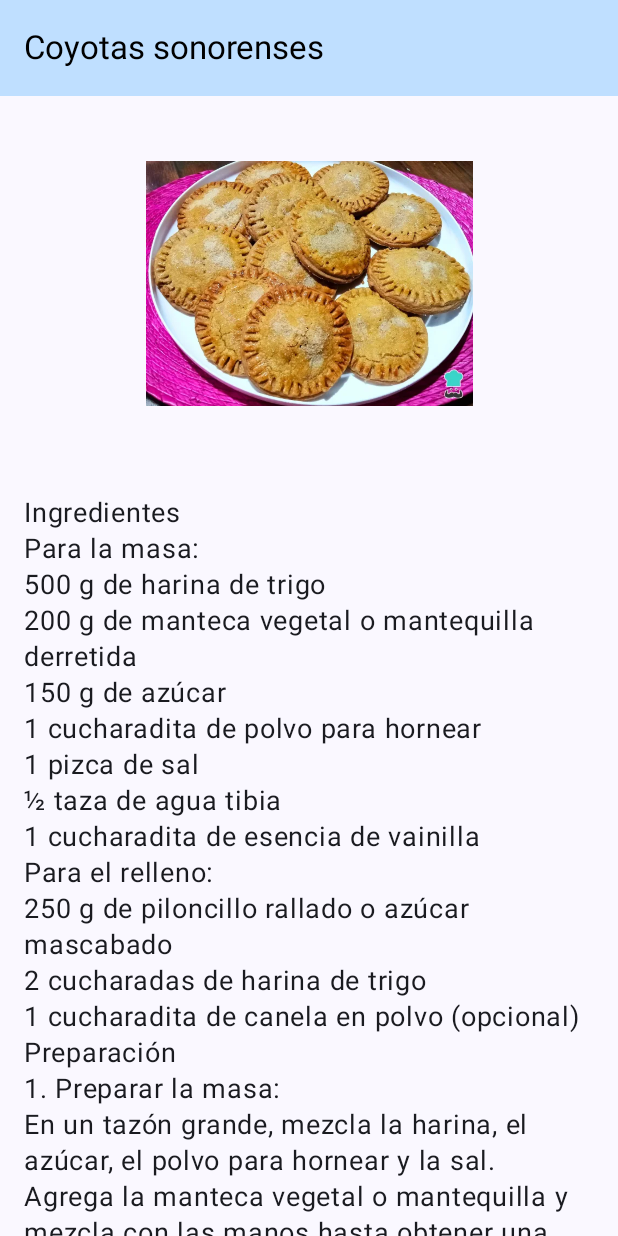
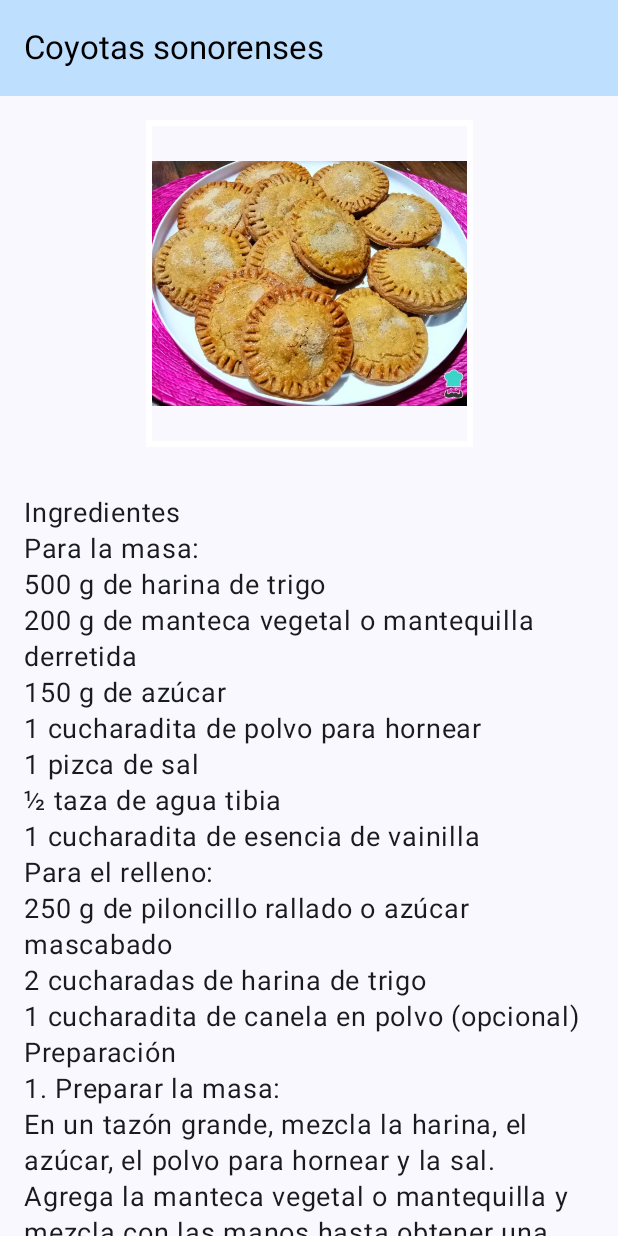
Before and after one commit to bryxanimol/Recetas, an Android app built with Jetpack Compose: the RecipeDetailView4 screen opened through its navigation route, on a phone screen of 412 x 824 dp. Run offline under Robolectric (Android 15) with nearby library versions, the phone set to English and light mode, and no system bars.

Commit message:
practica de recetas cambios 06 de marzo de 2025

```diff
--- a/app/src/main/java/com/example/recetas/MainActivity.kt
+++ b/app/src/main/java/com/example/recetas/MainActivity.kt
@@ -4,15 +4,11 @@ import android.os.Bundle
 import androidx.activity.ComponentActivity
 import androidx.activity.compose.setContent
 import androidx.activity.enableEdgeToEdge
-import androidx.compose.foundation.Image
-import androidx.compose.foundation.layout.*
+import androidx.compose.foundation.layout.fillMaxSize
 import androidx.compose.ui.Modifier
-import androidx.compose.ui.layout.ContentScale
-import androidx.compose.ui.res.painterResource
 import androidx.navigation.compose.rememberNavController
 import com.example.recetas.ui.theme.RecetasTheme
 import com.example.recetas.Navigation.AppNavigation
-import com.example.recetas.R // Asegúrate de importar la imagen desde res/drawable
 
 class MainActivity : ComponentActivity() {
     override fun onCreate(savedInstanceState: Bundle?) {
@@ -20,19 +16,8 @@ class MainActivity : ComponentActivity() {
         enableEdgeToEdge()
         setContent {
             RecetasTheme {
-                Box(modifier = Modifier.fillMaxSize()) {
-                    // Imagen de fondo
-                    Image(
-                        painter = painterResource(id = R.drawable.chef), // 📌 Imagen en res/drawable
-                        contentDescription = "Fondo de la aplicación",
-                        modifier = Modifier.fillMaxSize(),
-                        contentScale = ContentScale.Crop // Ajusta la imagen al tamaño de la pantalla
-                    )
-
-                    // Navegación encima del fondo
-                    val navController = rememberNavController()
-                    AppNavigation(navController)
-                }
+                val navController = rememberNavController()
+                AppNavigation(navController)
             }
         }
     }
--- a/app/src/main/java/com/example/recetas/Navigation/AppNavigation.kt
+++ b/app/src/main/java/com/example/recetas/Navigation/AppNavigation.kt
@@ -1,9 +1,17 @@
 package com.example.recetas.Navigation
 
+import androidx.compose.foundation.Image
+import androidx.compose.foundation.layout.*
+import androidx.compose.foundation.background
 import androidx.compose.runtime.Composable
+import androidx.compose.ui.Modifier
+import androidx.compose.ui.graphics.Color
+import androidx.compose.ui.layout.ContentScale
+import androidx.compose.ui.res.painterResource
 import androidx.navigation.NavHostController
 import androidx.navigation.compose.NavHost
 import androidx.navigation.compose.composable
+import com.example.recetas.R
 import com.example.recetas.Views.HomeView
 import com.example.recetas.Views.RecipeDetailView
 import com.example.recetas.Views.RecipeDetailView2
@@ -12,21 +20,42 @@ import com.example.recetas.Views.RecipeDetailView4
 
 @Composable
 fun AppNavigation(navController: NavHostController) {
-    NavHost(navController = navController, startDestination = "home") {
+    Box(
+        modifier = Modifier
+            .fillMaxSize()
+            .background(Color(0xFFF5E1A4)) // 📌 Fondo de color debajo de la imagen
+    ) {
+        // Imagen de fondo
+        Image(
+            painter = painterResource(id = R.drawable.fondo),
+            contentDescription = "Fondo de la aplicación",
+            modifier = Modifier
+                .fillMaxSize()
+                .background(Color.Transparent), // Asegura que la imagen no tenga fondo sólido
+            contentScale = ContentScale.Crop
+        )
+
+        // Contenedor de navegación encima del fondo
+        NavHost(
+            navController = navController,
+            startDestination = "home",
+            modifier = Modifier.fillMaxSize()
+        ) {
             composable("home") {
-            HomeView(navController)
+                HomeView(navController, Modifier.fillMaxSize().background(Color.Transparent))
             }
             composable("recipeDetail1") {
-            RecipeDetailView(navController)
+                RecipeDetailView(navController, Modifier.fillMaxSize().background(Color.Transparent))
             }
             composable("recipeDetail2") {
-            RecipeDetailView2(navController)
+                RecipeDetailView2(navController, Modifier.fillMaxSize().background(Color.Transparent))
             }
             composable("recipeDetail3") {
-            RecipeDetailView3(navController)
+                RecipeDetailView3(navController, Modifier.fillMaxSize().background(Color.Transparent))
             }
             composable("recipeDetail4") {
-            RecipeDetailView4(navController)
+                RecipeDetailView4(navController, Modifier.fillMaxSize().background(Color.Transparent))
             }
         }
     }
+}
--- a/app/src/main/java/com/example/recetas/Views/HomeView.kt
+++ b/app/src/main/java/com/example/recetas/Views/HomeView.kt
@@ -2,40 +2,37 @@ package com.example.recetas.Views
 
 import android.annotation.SuppressLint
 import androidx.compose.foundation.Image
+import androidx.compose.foundation.background
 import androidx.compose.foundation.layout.*
 import androidx.compose.foundation.lazy.LazyColumn
-import androidx.compose.material3.Button
-import androidx.compose.material3.ButtonDefaults
-import androidx.compose.material3.ExperimentalMaterial3Api
-import androidx.compose.material3.Scaffold
-import androidx.compose.material3.Text
-import androidx.compose.material3.TopAppBar
-import androidx.compose.material3.TopAppBarDefaults
+import androidx.compose.material3.*
 import androidx.compose.runtime.Composable
 import androidx.compose.ui.Alignment
 import androidx.compose.ui.Modifier
+import androidx.compose.ui.graphics.Color
 import androidx.compose.ui.res.painterResource
 import androidx.compose.ui.unit.dp
 import androidx.compose.ui.unit.sp
-import androidx.compose.ui.graphics.Color
 import androidx.navigation.NavController
 import com.example.recetas.R
 
 @OptIn(ExperimentalMaterial3Api::class)
 @SuppressLint("UnusedMaterial3ScaffoldPaddingParameter")
 @Composable
-fun HomeView(navController: NavController) {
+fun HomeView(navController: NavController, background: Modifier) {
     Scaffold(
         topBar = {
             TopAppBar(
                 title = { Text("Recetas-Postreria", color = Color.Black) },
                 colors = TopAppBarDefaults.mediumTopAppBarColors(containerColor = Color(245, 245, 220))
             )
-        }
+        },
+        containerColor = Color.Transparent // 🔥 Hace que el fondo del Scaffold sea transparente
     ) { paddingValues ->
         LazyColumn(
             modifier = Modifier
                 .fillMaxSize()
+                .background(Color.Transparent) // 🔥 Asegura que no cubra la imagen de fondo
                 .padding(paddingValues),
             horizontalAlignment = Alignment.CenterHorizontally
         ) {
@@ -68,6 +65,5 @@ fun RecipeItem(navController: NavController, imageRes: Int, buttonText: String,
         ) {
             Text(text = buttonText, fontSize = 16.sp)
         }
-
     }
 }
--- a/app/src/main/java/com/example/recetas/Views/Receta4.kt
+++ b/app/src/main/java/com/example/recetas/Views/Receta4.kt
@@ -3,10 +3,10 @@ package com.example.recetas.Views
 
 
 import androidx.compose.foundation.Image
+import androidx.compose.foundation.border
 import androidx.compose.foundation.layout.*
 import androidx.compose.foundation.rememberScrollState
 import androidx.compose.foundation.verticalScroll
-import androidx.compose.material.*
 import androidx.compose.material3.Button
 import androidx.compose.material3.ExperimentalMaterial3Api
 import androidx.compose.material3.Scaffold
@@ -26,7 +26,7 @@ import com.example.recetas.R
 
 @OptIn(ExperimentalMaterial3Api::class)
 @Composable
-fun RecipeDetailView4(navController: NavController) {
+fun RecipeDetailView4(navController: NavController, background: Modifier) {
     Scaffold(
         topBar = {
             TopAppBar(
@@ -47,8 +47,10 @@ fun RecipeDetailView4(navController: NavController) {
                 contentDescription = null,
                 modifier = Modifier
                     .size(250.dp)
-                    .padding(16.dp)
+                    .padding(16.dp) // Espaciado interno
+                    .border(4.dp, Color.White) // 📌 Agrega un borde blanco de 4dp
             )
+
             Text(
                 text = "Ingredientes\n" +
                         "Para la masa:\n" +
```
Also changed, not shown: app/src/main/java/com/example/recetas/Views/Receta1.kt (+4 -3 lines), app/src/main/java/com/example/recetas/Views/Receta2.kt (+5 -3 lines), app/src/main/java/com/example/recetas/Views/Receta3.kt (+5 -3 lines), app/src/main/res/drawable/fondo.jpg (added). Lines whose indentation alone changed are shown as unchanged.
